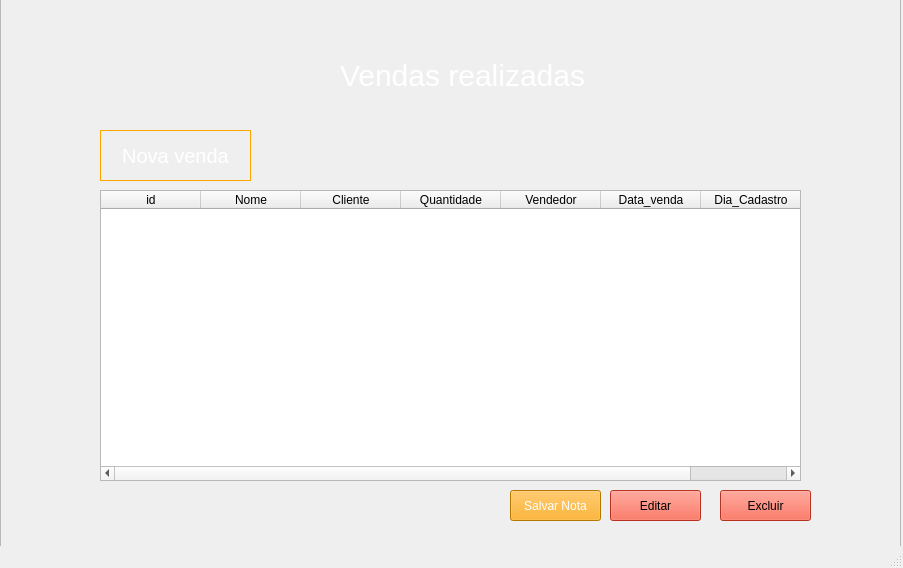
Above: paginas/cpanelvendas.ui from edsay12/Projeto_Introdu-ao_A_Progama-oa before the change. Below: the same form after it.
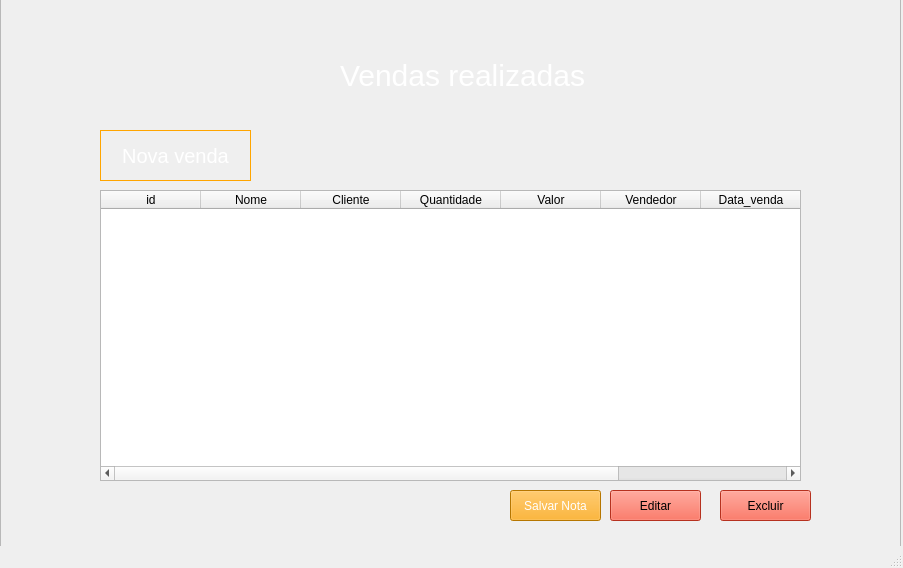
That is the form after the change. Icons and pictures are not drawn.

What changed in the file:
```diff
--- a/paginas/cpanelvendas.ui
+++ b/paginas/cpanelvendas.ui
@@ -55,6 +55,11 @@
       <string>Quantidade</string>
      </property>
     </column>
+    <column>
+     <property name="text">
+      <string>Valor</string>
+     </property>
+    </column>
     <column>
      <property name="text">
       <string>Vendedor</string>
```
